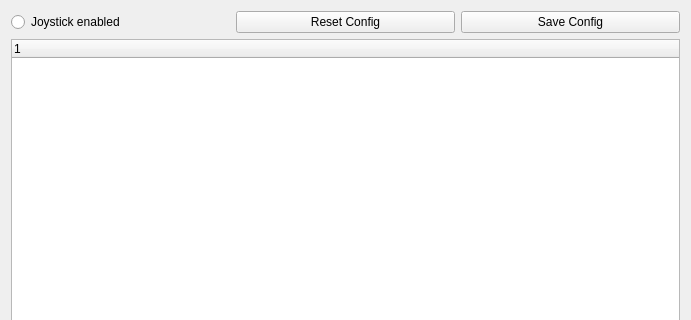
AIS-Bonn/humanoid_op_ros, file src/nimbro_config_server/parameter_tuner/src/parametertuner.ui: the form before one commit; both pictures show x 0 to 691 and y 0 to 320 of the 691 by 663 pixel window.
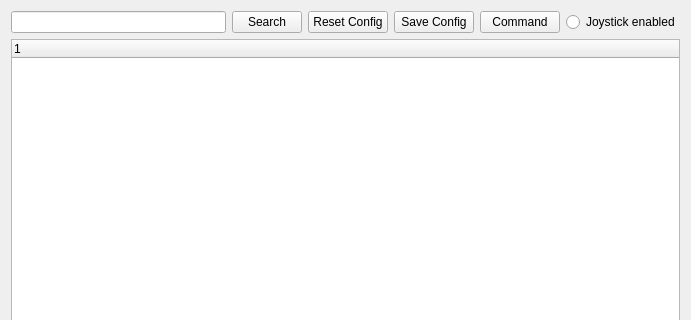
The form after the commit.

```diff
--- a/src/nimbro_config_server/parameter_tuner/src/parametertuner.ui
+++ b/src/nimbro_config_server/parameter_tuner/src/parametertuner.ui
@@ -14,28 +14,79 @@
    <string>Parameter Tuner</string>
   </property>
   <layout class="QGridLayout" name="gridLayout">
-   <item row="0" column="0">
-    <widget class="QRadioButton" name="joystick_button">
+   <item row="1" column="0" colspan="2">
+    <layout class="QVBoxLayout" name="mainLayout">
+     <item>
+      <layout class="QHBoxLayout" name="controlsLayout">
+       <item>
+        <widget class="QLineEdit" name="searchInput">
+         <property name="minimumSize">
+          <size>
+           <width>100</width>
+           <height>0</height>
+          </size>
+         </property>
+        </widget>
+       </item>
+       <item>
+        <widget class="QPushButton" name="searchButton">
+         <property name="sizePolicy">
+          <sizepolicy hsizetype="Fixed" vsizetype="Fixed">
+           <horstretch>0</horstretch>
+           <verstretch>0</verstretch>
+          </sizepolicy>
+         </property>
+         <property name="minimumSize">
+          <size>
+           <width>70</width>
+           <height>0</height>
+          </size>
+         </property>
+         <property name="maximumSize">
+          <size>
+           <width>70</width>
+           <height>16777215</height>
+          </size>
+         </property>
      <property name="text">
-      <string>Joystick enabled</string>
+          <string>Search</string>
+         </property>
+         <property name="checkable">
+          <bool>true</bool>
      </property>
     </widget>
    </item>
-   <item row="0" column="1">
+       <item>
     <widget class="QPushButton" name="reset_button">
      <property name="text">
       <string>Reset Config</string>
      </property>
     </widget>
    </item>
-   <item row="0" column="2">
+       <item>
     <widget class="QPushButton" name="save_button">
      <property name="text">
       <string>Save Config</string>
      </property>
     </widget>
    </item>
-   <item row="1" column="0" colspan="3">
+       <item>
+        <widget class="QPushButton" name="custom_command_button">
+         <property name="text">
+          <string>Command</string>
+         </property>
+        </widget>
+       </item>
+       <item>
+        <widget class="QRadioButton" name="joystick_button">
+         <property name="text">
+          <string>Joystick enabled</string>
+         </property>
+        </widget>
+       </item>
+      </layout>
+     </item>
+     <item>
     <widget class="QTreeWidget" name="parameter_root_widget">
      <column>
       <property name="text">
@@ -43,6 +94,8 @@
       </property>
      </column>
     </widget>
+     </item>
+    </layout>
    </item>
   </layout>
  </widget>
```
Lines whose indentation alone changed are shown as unchanged.
